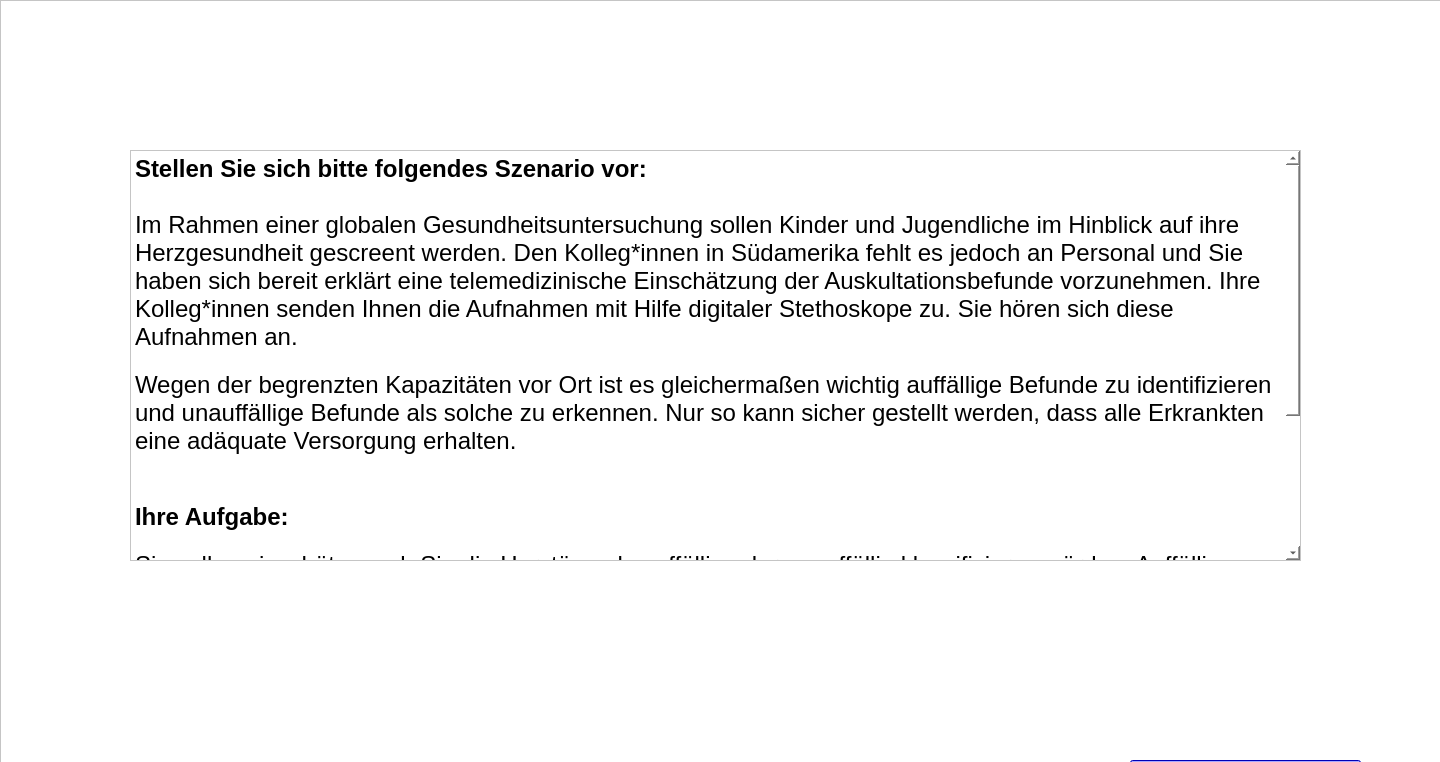
IKI-Lab/auscultation_AI_noise_exp, file forms/instructions1.ui: the form before one commit.
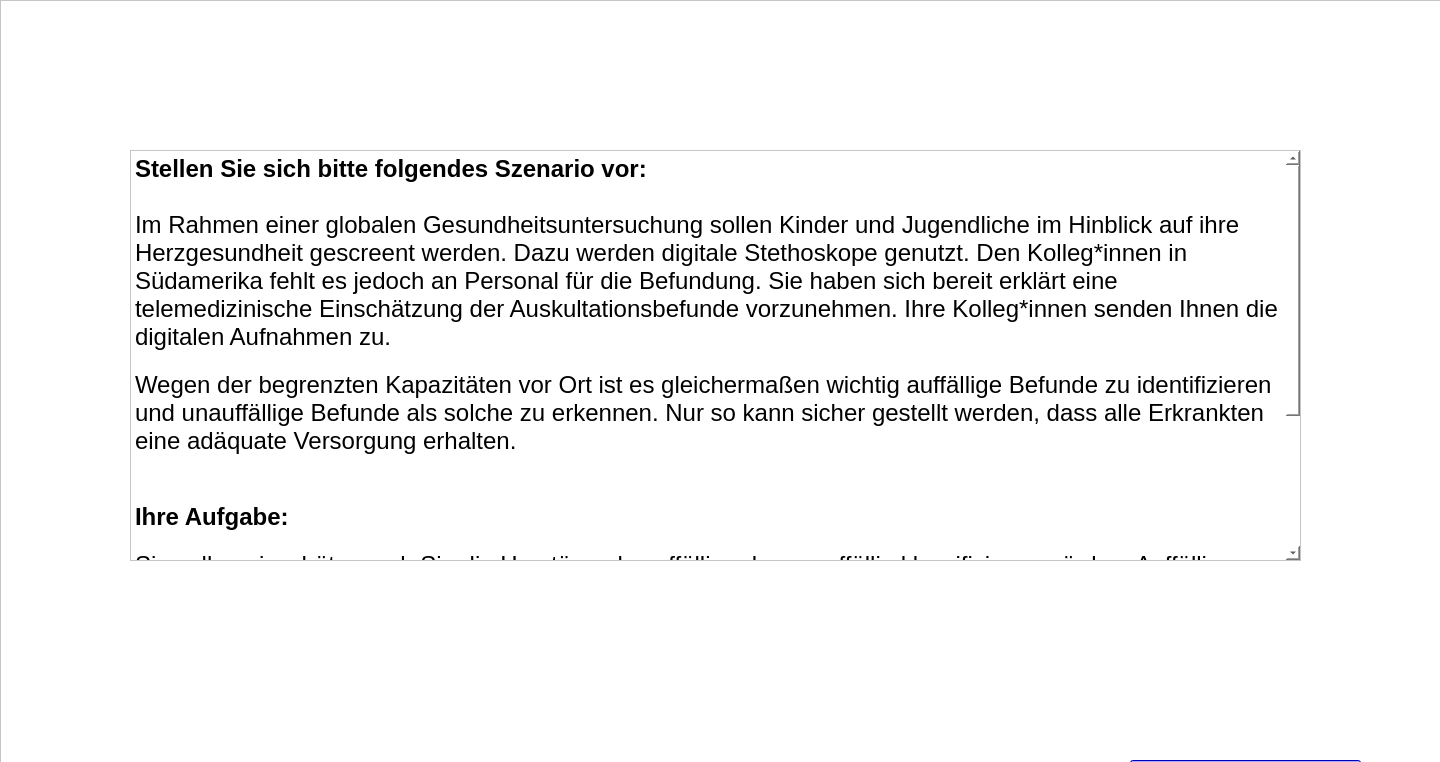
The form after the commit.

```diff
--- a/forms/instructions1.ui
+++ b/forms/instructions1.ui
@@ -75,7 +75,7 @@
 &lt;/style&gt;&lt;/head&gt;&lt;body style=&quot; font-family:'.AppleSystemUIFont'; font-size:13pt; font-weight:400; font-style:normal;&quot;&gt;
 &lt;p style=&quot; margin-top:0px; margin-bottom:0px; margin-left:0px; margin-right:0px; -qt-block-indent:0; text-indent:0px;&quot;&gt;&lt;span style=&quot; font-family:'Helvetica Neue'; font-size:18pt; font-weight:600;&quot;&gt;Stellen Sie sich bitte folgendes Szenario vor:&lt;/span&gt;&lt;/p&gt;
 &lt;p style=&quot;-qt-paragraph-type:empty; margin-top:0px; margin-bottom:0px; margin-left:0px; margin-right:0px; -qt-block-indent:0; text-indent:0px; font-family:'Helvetica Neue'; font-size:18pt; font-weight:600;&quot;&gt;&lt;br /&gt;&lt;/p&gt;
-&lt;p style=&quot; margin-top:0px; margin-bottom:0px; margin-left:0px; margin-right:0px; -qt-block-indent:0; text-indent:0px;&quot;&gt;&lt;span style=&quot; font-family:'Helvetica Neue'; font-size:18pt;&quot;&gt;Im Rahmen einer globalen Gesundheitsuntersuchung sollen Kinder und Jugendliche im Hinblick auf ihre Herzgesundheit gescreent werden. Den Kolleg*innen in Südamerika fehlt es jedoch an Personal und Sie haben sich bereit erklärt eine telemedizinische Einschätzung der Auskultationsbefunde vorzunehmen. Ihre Kolleg*innen senden Ihnen die Aufnahmen mit Hilfe digitaler Stethoskope zu. Sie hören sich diese Aufnahmen an.&lt;br /&gt;&lt;/span&gt;&lt;/p&gt;
+&lt;p style=&quot; margin-top:0px; margin-bottom:0px; margin-left:0px; margin-right:0px; -qt-block-indent:0; text-indent:0px;&quot;&gt;&lt;span style=&quot; font-family:'Helvetica Neue'; font-size:18pt;&quot;&gt;Im Rahmen einer globalen Gesundheitsuntersuchung sollen Kinder und Jugendliche im Hinblick auf ihre Herzgesundheit gescreent werden. Dazu werden digitale Stethoskope genutzt. Den Kolleg*innen in Südamerika fehlt es jedoch an Personal für die Befundung. Sie haben sich bereit erklärt eine telemedizinische Einschätzung der Auskultationsbefunde vorzunehmen. Ihre Kolleg*innen senden Ihnen die digitalen Aufnahmen zu. &lt;br /&gt;&lt;/span&gt;&lt;/p&gt;
 &lt;p style=&quot; margin-top:0px; margin-bottom:0px; margin-left:0px; margin-right:0px; -qt-block-indent:0; text-indent:0px;&quot;&gt;&lt;span style=&quot; font-family:'Helvetica Neue'; font-size:18pt;&quot;&gt;Wegen der begrenzten Kapazitäten vor Ort ist es gleichermaßen wichtig auffällige Befunde zu identifizieren und unauffällige Befunde als solche zu erkennen. Nur so kann sicher gestellt werden, dass alle Erkrankten eine adäquate Versorgung erhalten.&lt;br /&gt;&lt;br /&gt;&lt;/span&gt;&lt;/p&gt;
 &lt;p style=&quot; margin-top:0px; margin-bottom:0px; margin-left:0px; margin-right:0px; -qt-block-indent:0; text-indent:0px;&quot;&gt;&lt;span style=&quot; font-family:'Helvetica Neue'; font-size:18pt; font-weight:600;&quot;&gt;Ihre Aufgabe:&lt;/span&gt;&lt;span style=&quot; font-family:'Helvetica Neue'; font-size:18pt;&quot;&gt;&lt;br /&gt;&lt;/span&gt;&lt;/p&gt;
 &lt;p style=&quot; margin-top:0px; margin-bottom:0px; margin-left:0px; margin-right:0px; -qt-block-indent:0; text-indent:0px;&quot;&gt;&lt;span style=&quot; font-family:'Helvetica Neue'; font-size:18pt;&quot;&gt;Sie sollen einschätzen, ob Sie die Herztöne als auffällig oder unauffällig klassifizieren würden. Auffällig bedeutet dabei, dass pathologische Strömungsgeräusche bzw. Herzgeräusche vorhanden sind. Rhytmusstörungen und Tachykardien bzw. Bradykardien werden im Rahmen dieser Studie nicht als auffällig klassifiziert.&lt;br /&gt;&lt;/span&gt;&lt;/p&gt;
```
